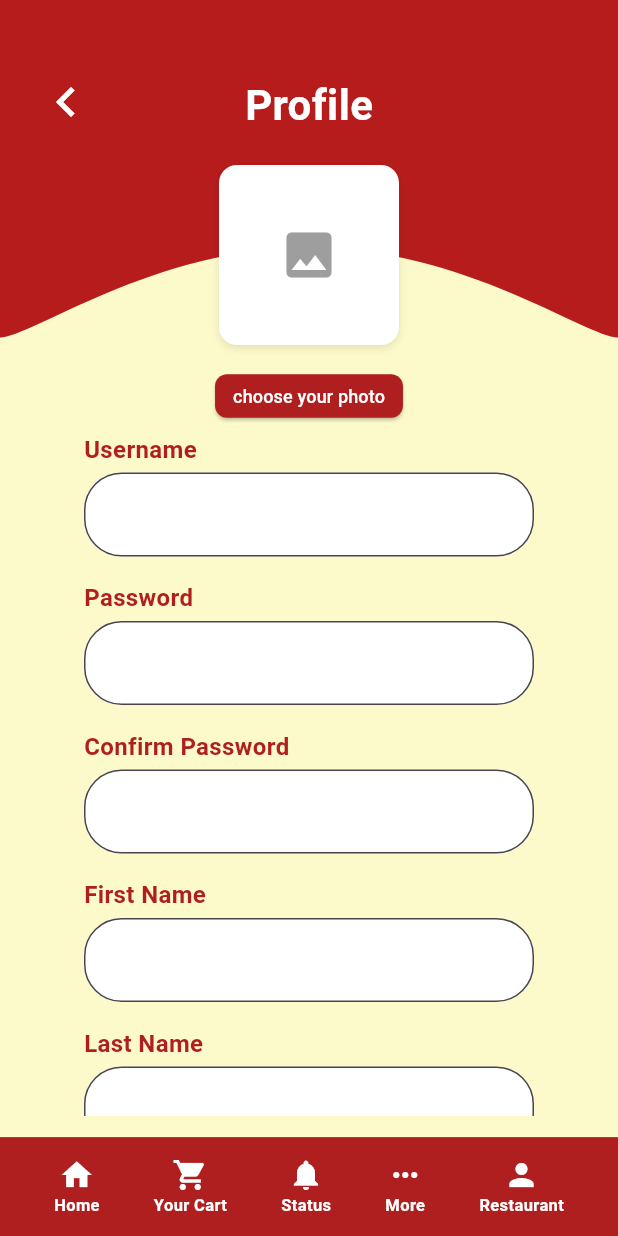
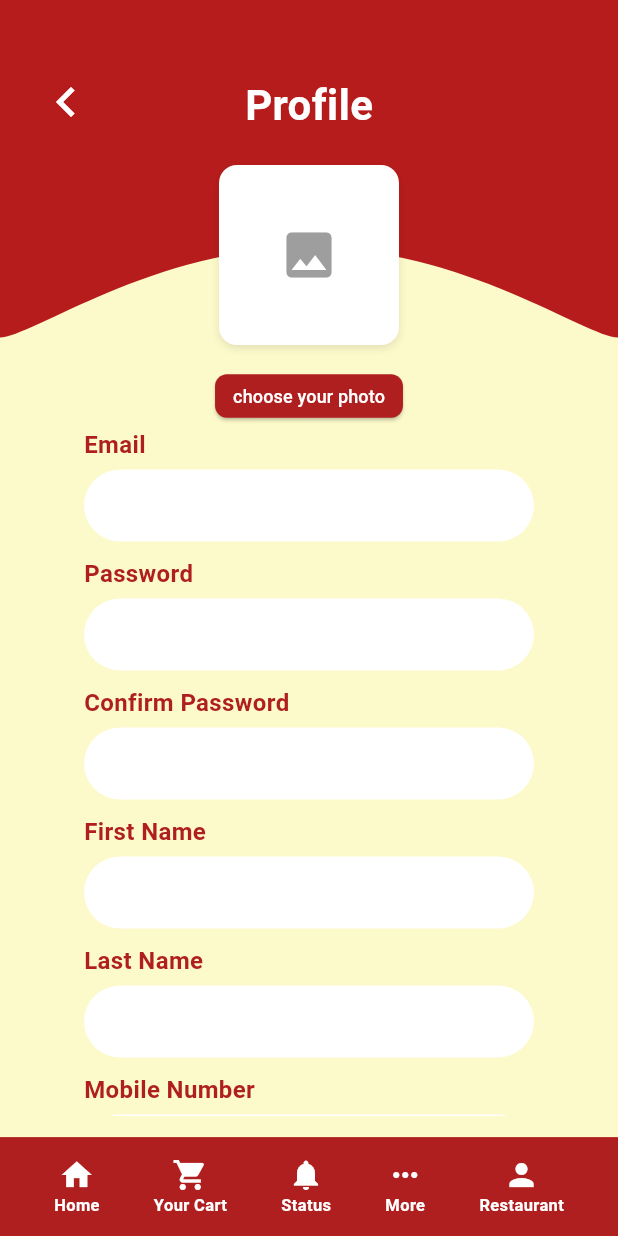
Before and after one commit to 6510685040/CN333-KINKORN, a Flutter app: the EditProfileCustomer screen opened directly, on a phone screen of 412 x 824 dp. Run offline on Flutter 3.47's test engine with Material 3 defaults, Android fonts, the phone set to English and light mode, and no system bars; our stand-ins replace auto_size_text, cached_network_image, cloud_firestore, firebase_auth, firebase_core, firebase_storage and 5 more; missing offline and left inert: firebase_app_check; accounts and stored records are empty; Roboto replaces fonts that are missing (Kanit); project files that could hold a hidden picture were left out.

Commit message:
edit ui on edit_profile_cus

```diff
--- a/lib/customer/edit_profile_cus.dart
+++ b/lib/customer/edit_profile_cus.dart
@@ -5,14 +5,23 @@ import 'package:image_picker/image_picker.dart';
 import 'dart:io';
 
 class EditProfileCustomer extends StatefulWidget {
+  //final String userId;
   const EditProfileCustomer({super.key});
 
+  /*const EditProfileCustomer({
+    Key? key,
+    required this.userId,
+  }) : super(key: key);*/
+
   @override
+  // State<EditProfileCustomer> createState() => _EditProfileCustomerState();
   _EditProfileCustomerState createState() => _EditProfileCustomerState();
 }
 
 class _EditProfileCustomerState extends State<EditProfileCustomer> {
   File? _image; // ตัวแปรเก็บไฟล์รูปภาพที่เลือก
+
+  final TextEditingController emailController =TextEditingController();
 
   // ฟังก์ชันเลือกภาพจากแกลอรี่หรือกล้อง
   Future<void> _pickImage() async {
@@ -153,18 +162,16 @@ class _EditProfileCustomerState extends State<EditProfileCustomer> {
             child: Padding(
               padding: const EdgeInsets.symmetric(horizontal: 20.0),
               child: SingleChildScrollView(
-                padding: const EdgeInsets.only(bottom: 120),
+                padding: const EdgeInsets.only(bottom: 20),
                 child: Column(
                   crossAxisAlignment: CrossAxisAlignment.center,
                   children: [
-                    _buildTextField(label: 'Username'),
+                    _buildTextField(label: 'Email'),
                     _buildTextField(label: 'Password', obscureText: true),
                     _buildTextField(
                         label: 'Confirm Password', obscureText: true),
                     _buildTextField(label: 'First Name'),
                     _buildTextField(label: 'Last Name'),
-                    _buildTextField(label: 'Restaurant Name'),
-                    _buildTextField(label: 'Email'),
                     _buildTextField(label: 'Mobile Number'),
                     const SizedBox(height: 15),
                     // ✅ ปุ่ม Save
@@ -172,7 +179,7 @@ class _EditProfileCustomerState extends State<EditProfileCustomer> {
                       style: ElevatedButton.styleFrom(
                         backgroundColor: const Color(0xFFAF1F1F),
                         shape: RoundedRectangleBorder(
-                          borderRadius: BorderRadius.circular(25),
+                          borderRadius: BorderRadius.circular(50),
                         ),
                       ),
                       onPressed: () {
@@ -207,7 +214,7 @@ class _EditProfileCustomerState extends State<EditProfileCustomer> {
 
   Widget _buildTextField({required String label, bool obscureText = false}) {
     return Padding(
-      padding: const EdgeInsets.symmetric(vertical: 8.0),
+      padding: const EdgeInsets.symmetric(vertical: 5.0),
       child: Column(
         crossAxisAlignment: CrossAxisAlignment.start,
         children: [
@@ -219,20 +226,21 @@ class _EditProfileCustomerState extends State<EditProfileCustomer> {
               color: Color(0xFFAF1F1F),
             ),
           ),
-          const SizedBox(height: 4),
+          const SizedBox(height: 5),
           SizedBox(
             width: 300,
             child: TextField(
               obscureText: obscureText,
               decoration: InputDecoration(
+                contentPadding: const EdgeInsets.symmetric(vertical: 10),
                 filled: true,
                 fillColor: Colors.white,
                 border: OutlineInputBorder(
-                  borderRadius: BorderRadius.circular(25),
-                  borderSide: BorderSide(color: Colors.grey),
+                  borderRadius: BorderRadius.circular(50),
+                  borderSide: BorderSide.none,
                 ),
                 focusedBorder: OutlineInputBorder(
-                  borderRadius: BorderRadius.circular(25),
+                  borderRadius: BorderRadius.circular(50),
                   borderSide: BorderSide(color: Color(0xFFAF1F1F), width: 2),
                 ),
               ),
```
